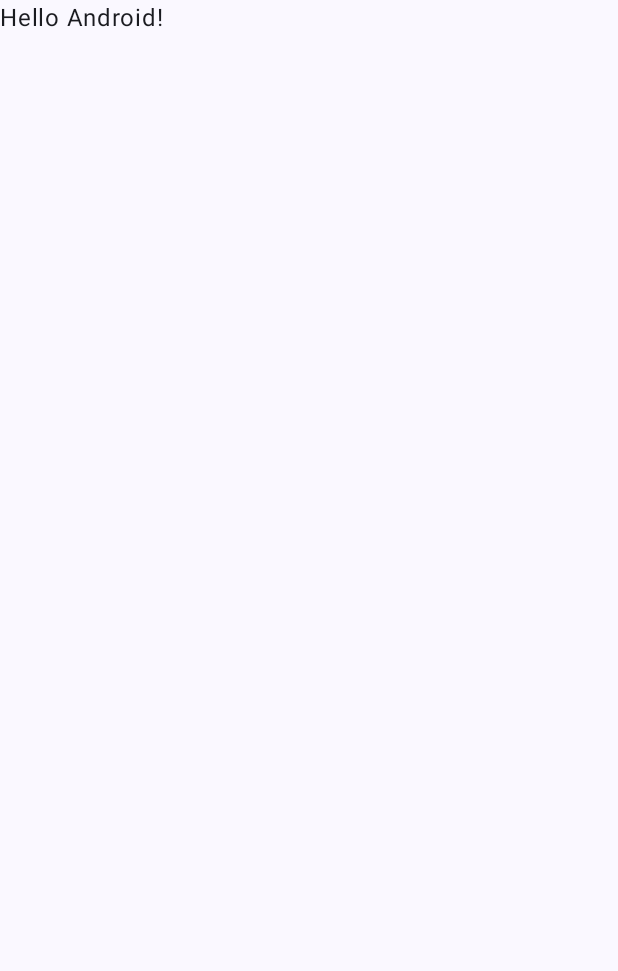
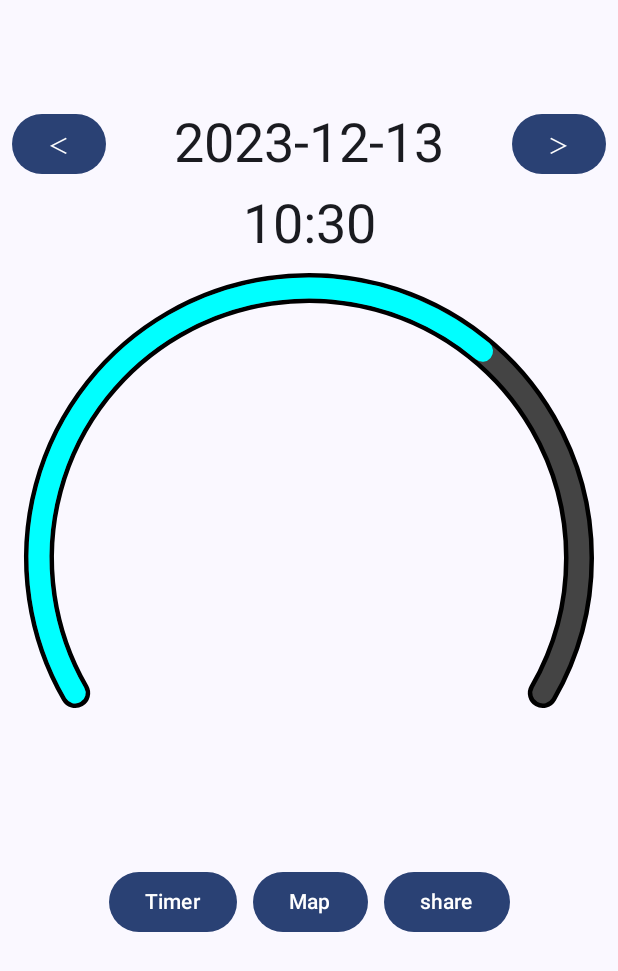
Before and after one commit to itc-s22007/Android_Step, an Android app built with Jetpack Compose: the screen it shows after launch (MainActivity), on a phone screen of 412 x 824 dp. Before the commit the part shown is almost empty. Shown: the top 971 px of the screen. Run offline under Robolectric (Android 15) with nearby library versions, the phone set to English and light mode, and no system bars.

Commit message:
全部移した。疲れた

```diff
--- a/app/src/main/java/jp/ac/it_college/std/s22007/android_step/MainActivity.kt
+++ b/app/src/main/java/jp/ac/it_college/std/s22007/android_step/MainActivity.kt
@@ -17,30 +17,8 @@ class MainActivity : ComponentActivity() {
         super.onCreate(savedInstanceState)
         setContent {
             Android_StepTheme {
-                // A surface container using the 'background' color from the theme
-                Surface(
-                    modifier = Modifier.fillMaxSize(),
-                    color = MaterialTheme.colorScheme.background
-                ) {
-                    Greeting("Android")
-                }
+                Navigation()
             }
         }
     }
 }
-
-@Composable
-fun Greeting(name: String, modifier: Modifier = Modifier) {
-    Text(
-        text = "Hello $name!",
-        modifier = modifier
-    )
-}
-
-@Preview(showBackground = true)
-@Composable
-fun GreetingPreview() {
-    Android_StepTheme {
-        Greeting("Android")
-    }
-}
--- a/app/src/main/java/jp/ac/it_college/std/s22007/android_step/Navigation.kt
+++ b/app/src/main/java/jp/ac/it_college/std/s22007/android_step/Navigation.kt
@@ -1 +1,64 @@
 package jp.ac.it_college.std.s22007.android_step
+
+import androidx.compose.foundation.layout.fillMaxSize
+import androidx.compose.foundation.layout.padding
+import androidx.compose.material3.ExperimentalMaterial3Api
+import androidx.compose.material3.Scaffold
+import androidx.compose.material3.Text
+import androidx.compose.material3.TopAppBar
+import androidx.compose.runtime.Composable
+import androidx.compose.runtime.getValue
+import androidx.compose.runtime.mutableStateOf
+import androidx.compose.runtime.remember
+import androidx.compose.runtime.setValue
+import androidx.compose.ui.Modifier
+import androidx.navigation.NavHostController
+import androidx.navigation.Navigation
+import androidx.navigation.compose.NavHost
+import androidx.navigation.compose.composable
+import androidx.navigation.compose.rememberNavController
+import jp.ac.it_college.std.s22007.android_step.home.HomeScene
+import jp.ac.it_college.std.s22007.android_step.timer.TimerScene
+
+object Destination {
+    const val Home = "home"
+    const val TIMER = "timer"
+}
+
+@OptIn(ExperimentalMaterial3Api::class)
+@Composable
+fun Navigation(
+    navController: NavHostController = rememberNavController(),
+) {
+    var timerText by remember { mutableStateOf("") }
+
+    Scaffold(
+        topBar = {
+            TopAppBar(title = {
+                Text(text = timerText)
+            })
+        }
+    ) {
+        NavHost(
+            navController = navController,
+            startDestination = Destination.Home,
+            modifier = Modifier.padding(it)
+        ){
+            composable(Destination.Home){
+                HomeScene(
+                    onClickTimerButton = {
+                        navController.navigate(Destination.TIMER)
+                    }
+                )
+            }
+
+            composable(Destination.TIMER){
+                TimerScene(
+                    modifier = Modifier.fillMaxSize(),
+                ) {
+                    navController.navigate(Destination.Home)
+                }
+            }
+        }
+    }
+}
--- a/app/src/main/java/jp/ac/it_college/std/s22007/android_step/home/HomeScene.kt
+++ b/app/src/main/java/jp/ac/it_college/std/s22007/android_step/home/HomeScene.kt
@@ -1 +1,172 @@
 package jp.ac.it_college.std.s22007.android_step.home
+
+import androidx.compose.foundation.Canvas
+import androidx.compose.foundation.layout.Arrangement
+import androidx.compose.foundation.layout.Column
+import androidx.compose.foundation.layout.Row
+import androidx.compose.foundation.layout.fillMaxSize
+import androidx.compose.foundation.layout.fillMaxWidth
+import androidx.compose.foundation.layout.padding
+import androidx.compose.foundation.layout.size
+import androidx.compose.material3.Button
+import androidx.compose.material3.MaterialTheme
+import androidx.compose.material3.Surface
+import androidx.compose.material3.Text
+import androidx.compose.runtime.Composable
+import androidx.compose.runtime.LaunchedEffect
+import androidx.compose.runtime.getValue
+import androidx.compose.runtime.mutableStateOf
+import androidx.compose.runtime.remember
+import androidx.compose.runtime.setValue
+import androidx.compose.ui.Alignment
+import androidx.compose.ui.Modifier
+import androidx.compose.ui.geometry.Size
+import androidx.compose.ui.graphics.Color
+import androidx.compose.ui.graphics.StrokeCap
+import androidx.compose.ui.graphics.drawscope.Stroke
+import androidx.compose.ui.res.stringResource
+import androidx.compose.ui.tooling.preview.Preview
+import androidx.compose.ui.unit.dp
+import jp.ac.it_college.std.s22007.android_step.R
+import jp.ac.it_college.std.s22007.android_step.ui.theme.Android_StepTheme
+import kotlinx.coroutines.delay
+import java.time.LocalDate
+import java.time.LocalTime
+
+@Composable
+fun HomeScene(
+    modifier: Modifier = Modifier,
+    onClickTimerButton: () -> Unit = {},
+    onClickMapButton: () -> Unit = {}
+) {
+    var currentDate by remember { mutableStateOf(getCurrentDate()) }
+    var currentData by remember { mutableStateOf("") }
+    val currentLocalTime = remember { mutableStateOf(LocalTime.now()) }
+    LaunchedEffect(Unit) {
+        while (true) {
+            currentLocalTime.value = LocalTime.now()
+            delay(1000)
+        }
+    }
+    Surface(modifier) {
+        Column(
+            modifier = Modifier.fillMaxSize(),
+            horizontalAlignment = Alignment.CenterHorizontally
+        ) {
+            Row(
+                modifier = Modifier.fillMaxWidth(),
+                horizontalArrangement = Arrangement.SpaceBetween,
+                verticalAlignment = Alignment.CenterVertically
+            ) {
+                Button(
+                    onClick = {
+                        val previousDate = getPreviousDate(currentDate)
+                        currentData = fetchDataForDate(previousDate)
+                        currentDate = previousDate
+
+                    },
+                    modifier = Modifier.padding(horizontal = 8.dp)
+                ) {
+                    Text("＜")
+                }
+
+                Text(
+                    text = "$currentDate",
+                    modifier = Modifier.padding(10.dp),
+                    style = MaterialTheme.typography.displaySmall
+                )
+
+                Button(
+                    onClick = {
+                        currentData = fetchDataForDate(getCurrentDate())
+                        currentDate = getCurrentDate()
+                    },
+                    modifier = Modifier.padding(horizontal = 8.dp)
+                ) {
+                    Text("＞")
+                }
+            }
+            Text(
+                text = "${currentLocalTime.value.hour}:${currentLocalTime.value.minute}",
+                style = MaterialTheme.typography.displaySmall
+            )
+            val circleAngle = 360f
+            val max = 300f
+            val angle = 240f
+            val progress = 200f
+            val progressWidth = 14.dp
+            val backGroundWidth = 20.dp
+            val startAngle = (circleAngle / 4) + ((circleAngle - angle) / 2)
+            Canvas(
+                modifier = Modifier
+                    .size(400.dp)
+                    .padding(20.dp),
+                onDraw = {
+                    drawArc(
+                        color = Color.Black,
+                        startAngle = startAngle,
+                        sweepAngle = angle,
+                        useCenter = false,
+                        style = Stroke(
+                            width = backGroundWidth.toPx(),
+                            cap = StrokeCap.Round
+                        ),
+                        size = Size(size.width, size.height),
+                    )
+                    drawArc(
+                        color = Color.DarkGray,
+                        startAngle = startAngle,
+                        sweepAngle = angle,
+                        useCenter = false,
+                        style = Stroke(width = progressWidth.toPx(), cap = StrokeCap.Round),
+                        size = Size(size.width, size.height)
+                    )
+                    drawArc(
+                        color = Color.Cyan,
+                        startAngle = startAngle,
+                        sweepAngle = angle / max * progress,
+                        useCenter = false,
+                        style = Stroke(width = progressWidth.toPx(), cap = StrokeCap.Round),
+                        size = Size(size.width, size.height)
+                    )
+                }
+            )
+
+            Row {
+                Button(onClick = onClickTimerButton, modifier = Modifier.padding(5.dp)
+                ) {
+                    Text(text = stringResource(id = R.string.to_timer))
+                }
+                Button(onClick = onClickMapButton, modifier = Modifier.padding(5.dp)
+                ){
+                    Text(text = stringResource(id = R.string.to_Map))
+                }
+                Button(onClick = {}, modifier = Modifier.padding(5.dp)
+                ){
+                    Text("share")
+                }
+            }
+        }
+    }
+}
+
+
+fun fetchDataForDate(date: LocalDate): String {
+    return "データ: $date"
+}
+
+fun getCurrentDate(): LocalDate {
+    return LocalDate.now()
+}
+
+fun getPreviousDate(currentDate: LocalDate): LocalDate {
+    return currentDate.minusDays(1)
+}
+
+@Preview
+@Composable
+private fun HomeScenePreview() {
+    Android_StepTheme {
+        HomeScene()
+    }
+}
--- a/app/src/main/res/values/strings.xml
+++ b/app/src/main/res/values/strings.xml
@@ -1,3 +1,5 @@
 <resources>
-    <string name="app_name">Android_Step</string>
+    <string name="app_name">歩数</string>
+    <string name="to_timer">Timer</string>
+    <string name="to_Map">Map</string>
 </resources>
```
Also changed, not shown: app/src/main/java/jp/ac/it_college/std/s22007/android_step/timer/TimerScene.kt (+143 -0 lines).
